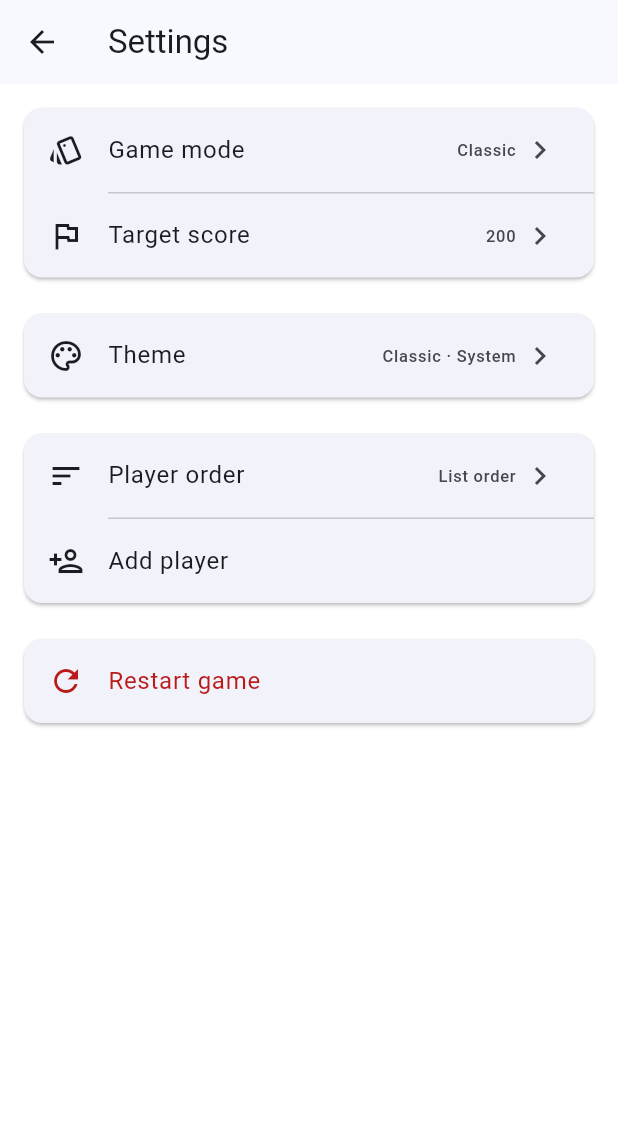
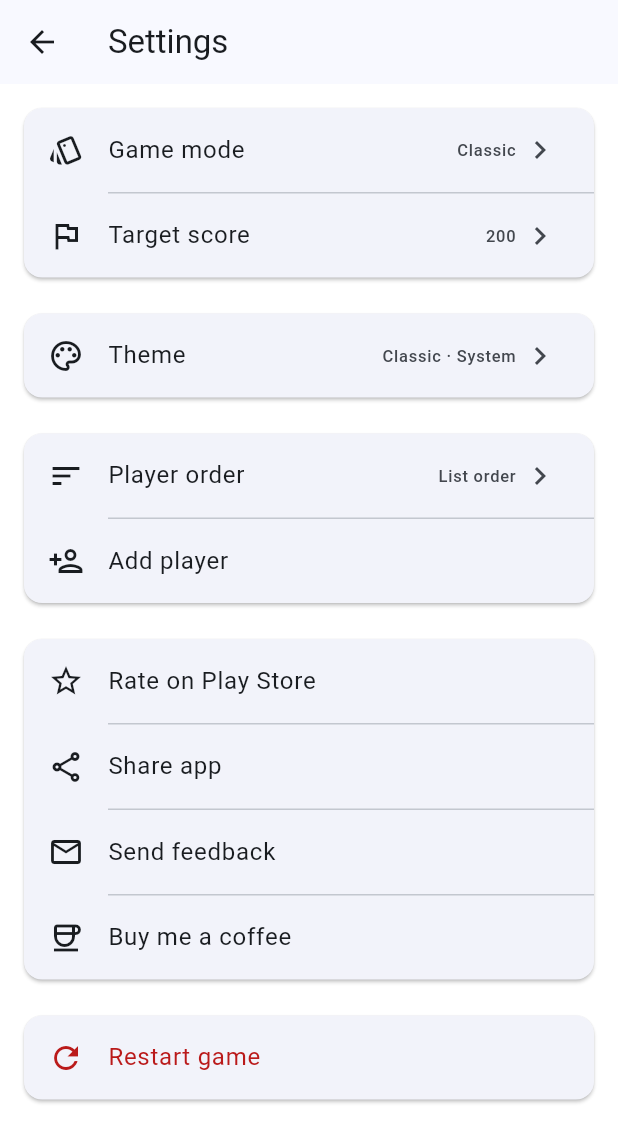
Before and after one commit to eduardo-cortes-herrera/flip_7_score_tracker, a Flutter app: the SettingsScreen screen opened directly, on a phone screen of 412 x 824 dp. Shown: the top 1142 px of the screen. Run offline on Flutter 3.47's test engine with Material 3 defaults, Android fonts, the phone set to English and light mode, and no system bars; our stand-ins replace flutter_riverpod, hive, hive_flutter, share_plus; accounts and stored records are empty.

Commit message:
feat(settings): add rate, share, feedback and support actions

```diff
--- a/lib/features/settings/presentation/screens/settings_screen.dart
+++ b/lib/features/settings/presentation/screens/settings_screen.dart
@@ -1,5 +1,7 @@
 import 'package:flutter/material.dart';
 import 'package:flutter_riverpod/flutter_riverpod.dart';
+import 'package:share_plus/share_plus.dart';
+import 'package:url_launcher/url_launcher.dart';
 import 'package:uuid/uuid.dart';
 
 import '../../../game/domain/entities/game.dart';
@@ -304,6 +306,73 @@ class _SettingsBody extends ConsumerWidget {
         }
     }
 
+    void _showError(BuildContext context, String message) {
+        ScaffoldMessenger.of(context).showSnackBar(SnackBar(content: Text(message)));
+    }
+
+    Future<void> _rateOnPlayStore(BuildContext context) async {
+        const packageId = 'com.eduardocortesherrera.flip7scoretracker';
+        final marketUri = Uri.parse('market://details?id=$packageId');
+        final webUri = Uri.parse(
+            'https://play.google.com/store/apps/details?id=$packageId',
+        );
+        try {
+            final launched = await launchUrl(marketUri, mode: LaunchMode.externalApplication);
+            if (launched) return;
+        } catch (_) {
+            // Fall through to the web URL below.
+        }
+        try {
+            final launched = await launchUrl(webUri, mode: LaunchMode.externalApplication);
+            if (!launched && context.mounted) {
+                _showError(context, 'Could not open the Play Store.');
+            }
+        } catch (_) {
+            if (context.mounted) _showError(context, 'Could not open the Play Store.');
+        }
+    }
+
+    Future<void> _openBuyMeACoffee(BuildContext context) async {
+        final uri = Uri.parse('https://ko-fi.com/eduardo_cortes_herrera');
+        try {
+            final launched = await launchUrl(uri, mode: LaunchMode.externalApplication);
+            if (!launched && context.mounted) {
+                _showError(context, 'Could not open the link.');
+            }
+        } catch (_) {
+            if (context.mounted) _showError(context, 'Could not open the link.');
+        }
+    }
+
+    Future<void> _sendFeedback(BuildContext context) async {
+        final uri = Uri(
+            scheme: 'mailto',
+            path: 'echo.congrats636@passinbox.com',
+            query: 'subject=Flip 7 Score Tracker feedback',
+        );
+        try {
+            final launched = await launchUrl(uri);
+            if (!launched && context.mounted) {
+                _showError(context, 'Could not open an email app.');
+            }
+        } catch (_) {
+            if (context.mounted) _showError(context, 'Could not open an email app.');
+        }
+    }
+
+    Future<void> _shareApp(BuildContext context) async {
+        try {
+            await SharePlus.instance.share(
+                ShareParams(
+                    text:
+                        'Track scores for Flip 7 with Flip 7 Score Tracker!',
+                ),
+            );
+        } catch (_) {
+            if (context.mounted) _showError(context, 'Could not open the share sheet.');
+        }
+    }
+
     @override
     Widget build(BuildContext context, WidgetRef ref) {
         final colorScheme = Theme.of(context).colorScheme;
@@ -421,6 +490,38 @@ class _SettingsBody extends ConsumerWidget {
                     child: Column(
                         children: [
                             ListTile(
+                                leading: Icon(Icons.star_outline, color: colorScheme.onSurface),
+                                title: const Text('Rate on Play Store'),
+                                onTap: () => _rateOnPlayStore(context),
+                            ),
+                            const Divider(height: 1, indent: 56),
+                            ListTile(
+                                leading: Icon(Icons.share_outlined, color: colorScheme.onSurface),
+                                title: const Text('Share app'),
+                                onTap: () => _shareApp(context),
+                            ),
+                            const Divider(height: 1, indent: 56),
+                            ListTile(
+                                leading: Icon(Icons.mail_outline, color: colorScheme.onSurface),
+                                title: const Text('Send feedback'),
+                                onTap: () => _sendFeedback(context),
+                            ),
+                            const Divider(height: 1, indent: 56),
+                            ListTile(
+                                leading: Icon(Icons.coffee_outlined, color: colorScheme.onSurface),
+                                title: const Text('Buy me a coffee'),
+                                onTap: () => _openBuyMeACoffee(context),
+                            ),
+                        ],
+                    ),
+                ),
+                const SizedBox(height: 24),
+                Card(
+                    margin: EdgeInsets.zero,
+                    clipBehavior: Clip.antiAlias,
+                    child: Column(
+                        children: [
+                            ListTile(
                                 leading: Icon(Icons.refresh, color: colorScheme.error),
                                 title: Text(
                                     'Restart game',
```
